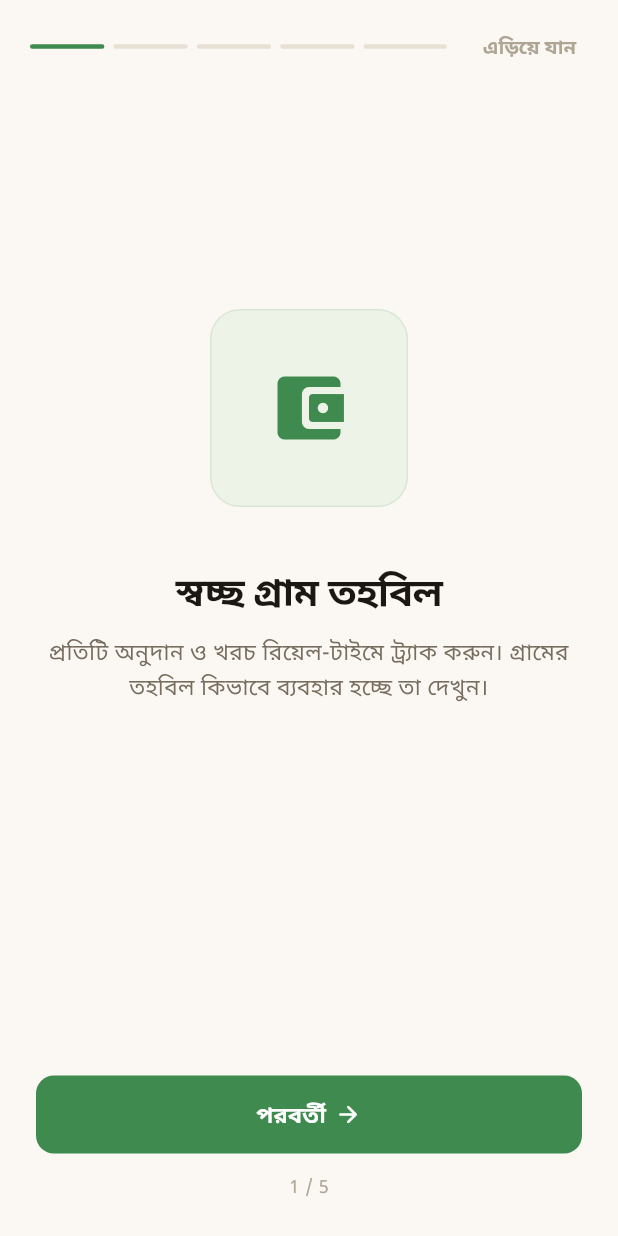
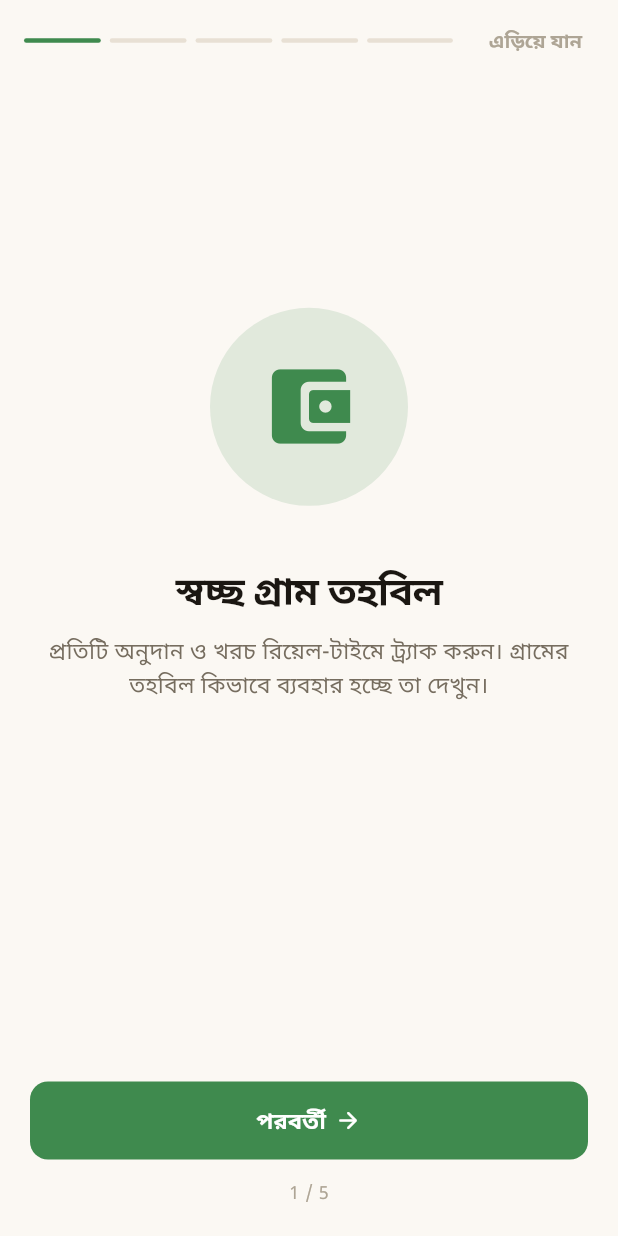
Before and after one commit to morshedkoli/villageapp, a Flutter app: the screen it shows after launch, on a phone screen of 412 x 824 dp. Run offline on Flutter 3.47's test engine with Material 3 defaults, Android fonts, the phone set to English and light mode, and no system bars; our stand-ins replace cloud_firestore, connectivity_plus, firebase_auth, firebase_core, firebase_messaging, flutter_riverpod and 9 more; accounts and stored records are empty.

Commit message:
feat(design): rebuild onboarding screen with tokens and category badges

```diff
--- a/clientapp/lib/features/onboarding/onboarding_screen.dart
+++ b/clientapp/lib/features/onboarding/onboarding_screen.dart
@@ -4,6 +4,8 @@ import 'package:go_router/go_router.dart';
 import 'package:shared_preferences/shared_preferences.dart';
 import '../../core/theme/app_colors.dart';
 import '../../core/theme/app_radius.dart';
+import '../../core/theme/app_spacing.dart';
+import '../../core/widgets/category_icon_badge.dart';
 import '../../push_notification_service.dart';
 
 class OnboardingScreen extends ConsumerStatefulWidget {
@@ -26,21 +28,25 @@ class _OnboardingScreenState extends ConsumerState<OnboardingScreen> {
       icon: Icons.account_balance_wallet_rounded,
       titleBn: 'স্বচ্ছ গ্রাম তহবিল',
       descBn: 'প্রতিটি অনুদান ও খরচ রিয়েল-টাইমে ট্র্যাক করুন। গ্রামের তহবিল কিভাবে ব্যবহার হচ্ছে তা দেখুন।',
+      color: AppColors.primary,
     ),
     _OnboardingPage(
       icon: Icons.construction_rounded,
       titleBn: 'উন্নয়ন প্রকল্প',
       descBn: 'গ্রাম উন্নয়ন প্রকল্প, তাদের অগ্রগতি এবং খরচের রিপোর্ট পর্যবেক্ষণ করুন।',
+      color: AppColors.accentGold,
     ),
     _OnboardingPage(
       icon: Icons.report_problem_rounded,
       titleBn: 'সমস্যা রিপোর্ট',
       descBn: 'ছবি ও অবস্থান সহ গ্রামের সমস্যা রিপোর্ট করুন। সমাধানের অগ্রগতি ট্র্যাক করুন।',
+      color: AppColors.accentTerracotta,
     ),
     _OnboardingPage(
       icon: Icons.people_rounded,
       titleBn: 'জনগণের অংশগ্রহণ',
       descBn: 'আপনার গ্রামের কমিউনিটিতে যোগ দিন। অনুদান দিন, অংশগ্রহণ করুন এবং একসাথে পরিবর্তন আনুন।',
+      color: AppColors.info,
     ),
   ];
 
@@ -77,7 +83,9 @@ class _OnboardingScreenState extends ConsumerState<OnboardingScreen> {
         child: Column(
           children: [
             Padding(
-              padding: const EdgeInsets.fromLTRB(20, 16, 20, 0),
+              padding: const EdgeInsets.fromLTRB(
+                AppSpacing.lg, AppSpacing.md, AppSpacing.lg, 0,
+              ),
               child: Row(
                 children: [
                   Expanded(
@@ -146,7 +154,9 @@ class _OnboardingScreenState extends ConsumerState<OnboardingScreen> {
               ),
             ),
             Padding(
-              padding: const EdgeInsets.fromLTRB(24, 8, 24, 24),
+              padding: const EdgeInsets.fromLTRB(
+                AppSpacing.xl, AppSpacing.sm, AppSpacing.xl, AppSpacing.xl,
+              ),
               child: Column(
                 crossAxisAlignment: CrossAxisAlignment.stretch,
                 children: [
@@ -311,18 +321,10 @@ class _FeaturePageView extends StatelessWidget {
       child: Column(
         children: [
           const Spacer(flex: 2),
-          Container(
-            width: 132,
-            height: 132,
-            decoration: BoxDecoration(
-              color: context.primaryContainer,
-              borderRadius: BorderRadius.circular(AppRadius.xl),
-              border: Border.all(
-                color: context.primary.withValues(alpha: 0.12),
-                width: 1,
-              ),
-            ),
-            child: Icon(page.icon, color: context.primary, size: 56),
+          CategoryIconBadge(
+            icon: page.icon,
+            color: page.color,
+            size: 132,
           ),
           const SizedBox(height: 40),
           Text(
@@ -548,9 +550,11 @@ class _OnboardingPage {
     required this.icon,
     required this.titleBn,
     required this.descBn,
+    required this.color,
   });
 
   final IconData icon;
   final String titleBn;
   final String descBn;
+  final Color color;
 }
```
